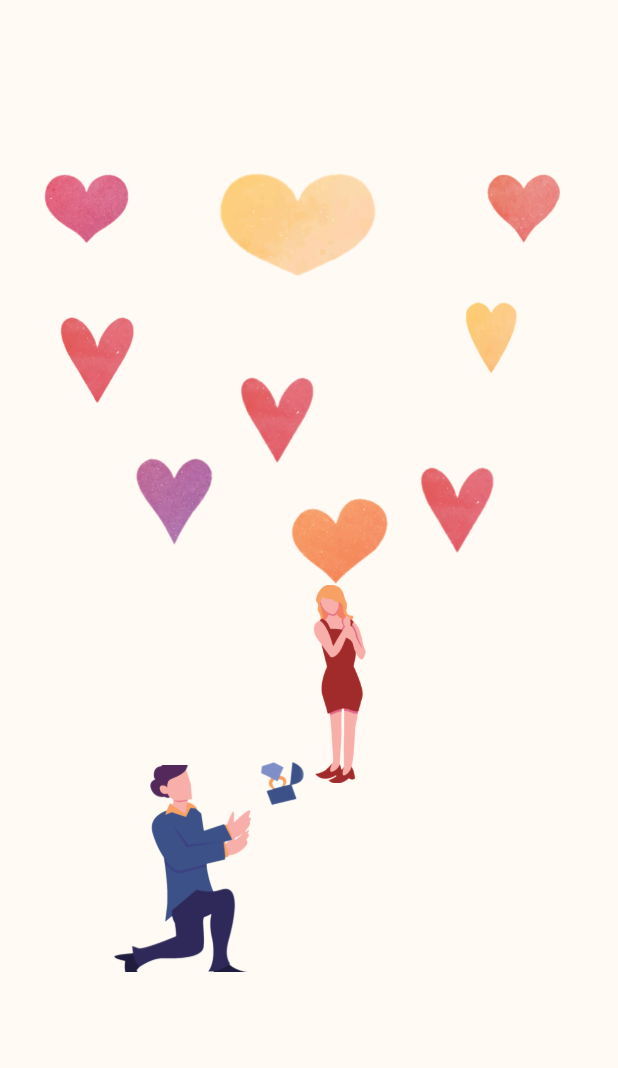
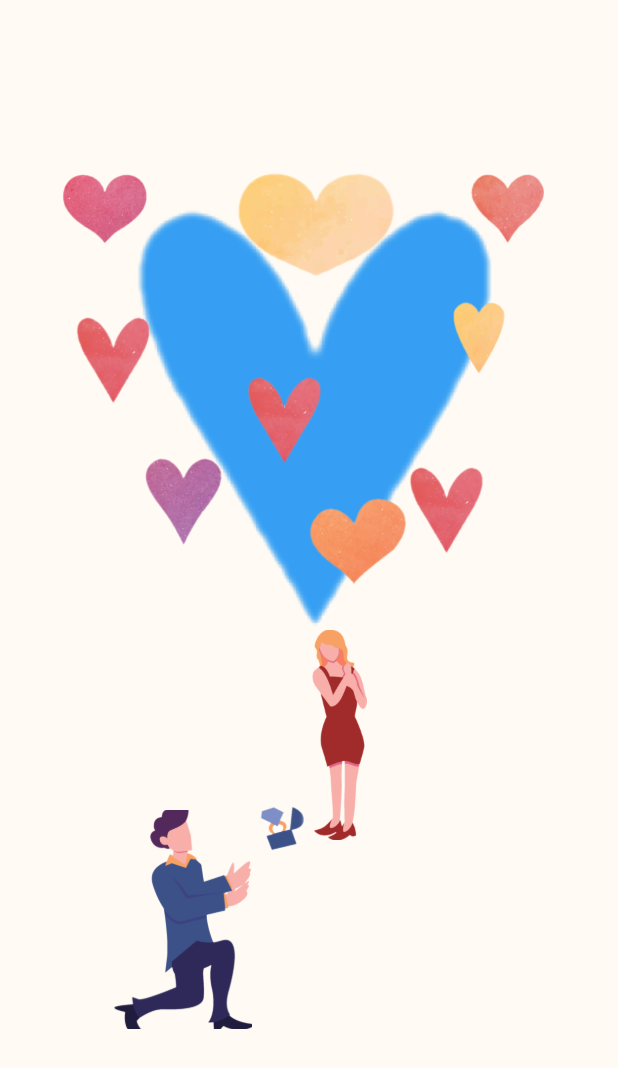
Before and after one commit to WinLaeLae/animation_pj, a Flutter app: the ProposeAnimationPage screen opened directly, on a phone screen of 412 x 824 dp. Shown: the top 1068 px of the screen. Run offline on Flutter 3.47's test engine with Material 2 defaults, Android fonts, the phone set to English and light mode, and no system bars.

Commit message:
update propose animation

```diff
--- a/lib/main.dart
+++ b/lib/main.dart
@@ -16,7 +16,7 @@ class MyApp extends StatelessWidget {
     return MaterialApp(
       debugShowCheckedModeBanner: false,
       theme: ThemeData(useMaterial3: true),
-      home: const LoginAnimationPage(),
+      home: const ProposeAnimationPage(),
     );
   }
 }
--- a/lib/propose/propose_animation_page.dart
+++ b/lib/propose/propose_animation_page.dart
@@ -13,11 +13,11 @@ class ProposeAnimationPage extends StatefulWidget {
 class _ProposeAnimationPageState extends State<ProposeAnimationPage> {
   double oneL = 0;
   double twol = 0;
-  double fourl = 15;
-  double fivel = 40;
-  double sixl = 170;
-  double sevenl = 60;
-  double eightl = 50;
+  double fourl = 0;
+  double fivel = 0;
+  double sixl = 0;
+  double sevenl = 0;
+  double eightl = 0;
   double img1width = 80;
   double img1height = 120;
   double img2width = 80;
@@ -28,15 +28,15 @@ class _ProposeAnimationPageState extends State<ProposeAnimationPage> {
   double img5height = 100;
   double font = 30;
   double manwidth = 80;
-  double manheight = 120;
+  double manheight = 140;
   double raing = 50;
   double girlwidth = 80;
-  double girlheight = 120;
+  double girlheight = 140;
   double manl = 70;
   double girll = 130;
 
   final random = Random();
-
+  double op = 0.0;
   @override
   void initState() {
     // TODO: implement initState
@@ -59,25 +59,13 @@ class _ProposeAnimationPageState extends State<ProposeAnimationPage> {
         manl = 80;
         raing = 80;
         girll = 150;
-
+        op = 1.0;
         font = 35;
       });
     });
   }
 
-  void resize() {
-    setState(() {
-      img5width = 270;
-      img1height = 160;
-      img1width = 100;
-      img2width = 120;
-      img2height = 200;
-      img4height = 100;
-      img4width = 160;
-      img5height = 270;
-      girlheight = font = 40;
-    });
-  }
+  void play() {}
 
   @override
   Widget build(BuildContext context) {
@@ -88,20 +76,23 @@ class _ProposeAnimationPageState extends State<ProposeAnimationPage> {
           child: Column(
             children: [
               SizedBox(
-                height: 350,
+                height: 380,
                 child: Stack(
                   children: [
-                    AnimatedPositioned(
-                        left: fourl,
-                        top: 130,
-                        width: img4width,
-                        height: img1height,
-                        duration: const Duration(milliseconds: 1000),
-                        child: Container(
-                          decoration: const BoxDecoration(
-                              image: DecorationImage(
-                                  image: AssetImage('images/h5.png'))),
-                        )),
+                    AnimatedOpacity(
+                      duration: const Duration(milliseconds: 1000),
+                      opacity: op,
+                      child: Positioned(
+                          left: fourl,
+                          top: 150,
+                          width: img4width,
+                          height: img1height,
+                          // duration: const Duration(milliseconds: 1000),
+                          child: Image.asset(
+                            'images/h5.png',
+                            color: Colors.blue,
+                          )),
+                    ),
                     AnimatedPositioned(
                         left: oneL,
                         width: img1width,
```
